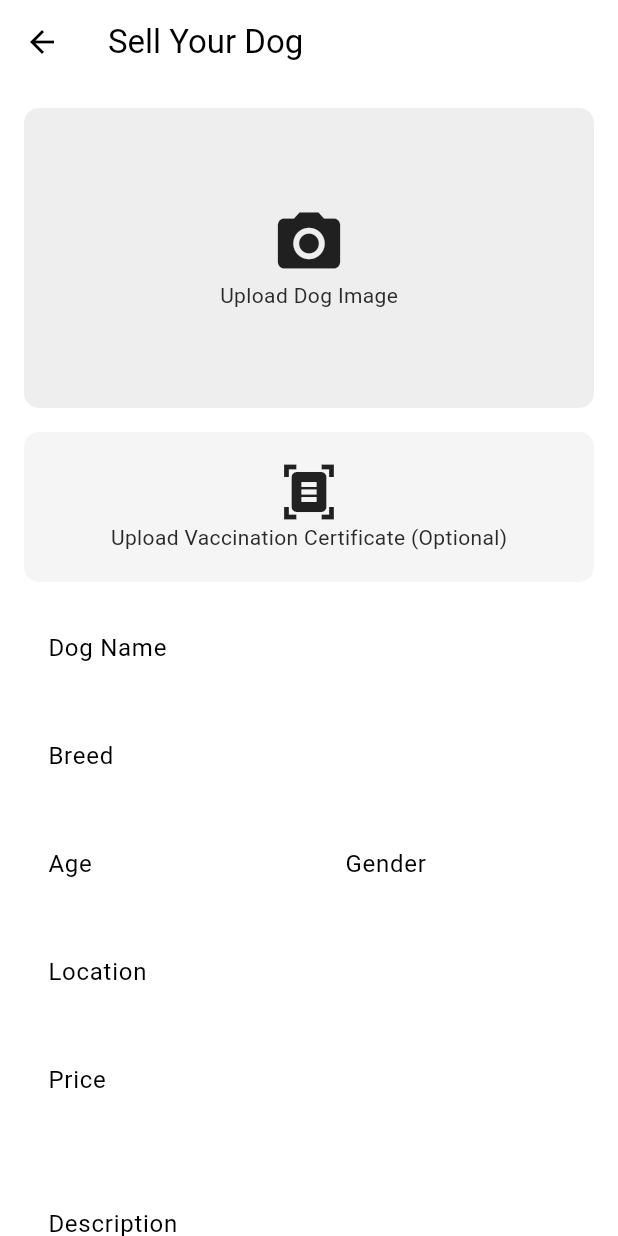
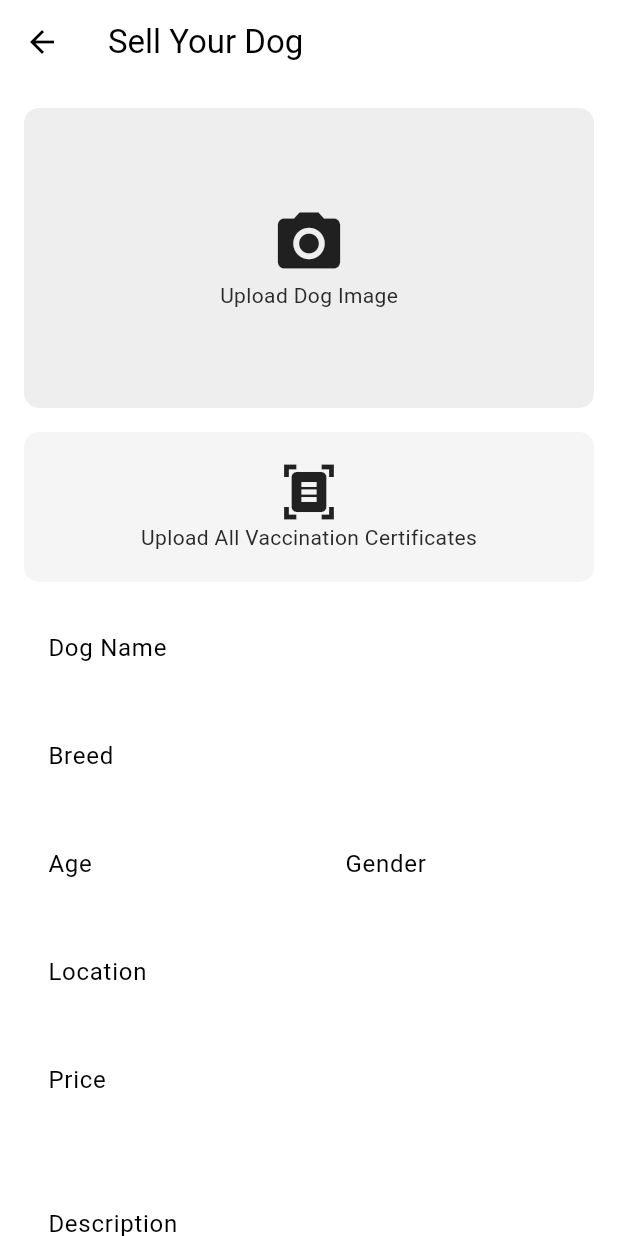
Before and after one commit to Pratyush-who/Borktok-fyp, a Flutter app: the SellDogScreen screen opened directly, on a phone screen of 412 x 824 dp. Run offline on Flutter 3.47's test engine with Material 3 defaults, Android fonts, the phone set to English and light mode, and no system bars; our stand-ins replace cloud_firestore, dash_chat_2, firebase_auth, firebase_core, firebase_storage, flutter_dotenv and 4 more; missing offline and left inert: firebase_app_check; accounts and stored records are empty; network calls fail; Roboto replaces fonts that are missing (Poppins).

Commit message:
final touches

```diff
--- a/lib/screens/buy and sell/sellyourdog.dart
+++ b/lib/screens/buy and sell/sellyourdog.dart
@@ -157,7 +157,7 @@ class _SellDogScreenState extends State<SellDogScreen> {
                           mainAxisAlignment: MainAxisAlignment.center,
                           children: const [
                             Icon(Icons.document_scanner, size: 40),
-                            Text('Upload Vaccination Certificate (Optional)'),
+                            Text('Upload All Vaccination Certificates'),
                           ],
                         )
                       : Image.file(_vaccinationCertificate!, fit: BoxFit.cover),
--- a/lib/screens/reports_Screen.dart
+++ b/lib/screens/reports_Screen.dart
@@ -356,7 +356,7 @@ Quick Health Report Sections:
               color: Colors.red.shade100,
               padding: const EdgeInsets.all(8.0),
               child: const Text(
-                'API connection failed. Some features may not work correctly.',
+                '',
                 style: TextStyle(
                   color: Colors.red,
                   fontWeight: FontWeight.bold,
```
